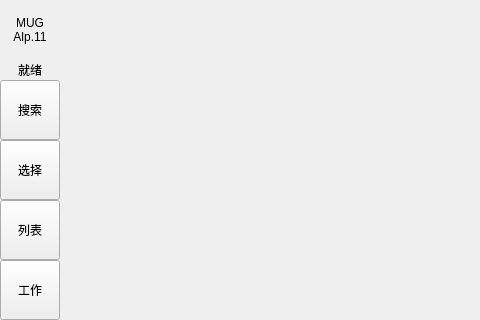
Above: MusicGocha/src/ui/RootWindow.ui from MucheXD/MusicGocha before the change; both pictures show x 0 to 480 and y 0 to 320 of the 800 by 500 pixel window. Below: the same form after it.
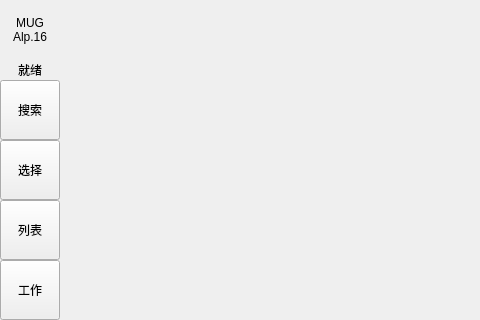
That is the form after the change.

What changed in the file:
```diff
--- a/MusicGocha/src/ui/RootWindow.ui
+++ b/MusicGocha/src/ui/RootWindow.ui
@@ -111,7 +111,7 @@
          </size>
         </property>
         <property name="text">
-         <string>Alp.11</string>
+         <string>Alp.16</string>
         </property>
         <property name="alignment">
          <set>Qt::AlignHCenter|Qt::AlignTop</set>
```
